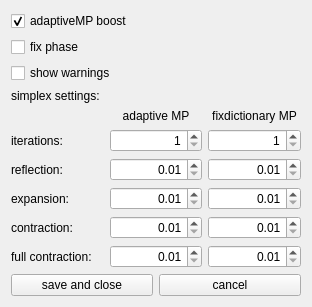
This is examples/matchingPursuit/settingwindow.ui in mne-tools/mne-cpp as Qt 5 draws it before an edit. The edited form follows.
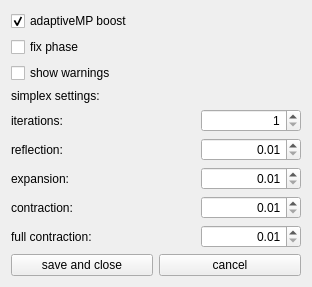
This is the edited form. Icons and pictures are not drawn.

```diff
--- a/examples/matchingPursuit/settingwindow.ui
+++ b/examples/matchingPursuit/settingwindow.ui
@@ -7,7 +7,7 @@
     <x>0</x>
     <y>0</y>
     <width>312</width>
-    <height>270</height>
+    <height>282</height>
    </rect>
   </property>
   <property name="windowTitle">
@@ -53,36 +53,26 @@
    </item>
    <item>
     <layout class="QGridLayout" name="gridLayout">
-     <item row="1" column="1">
-      <widget class="QSpinBox" name="sb_adaptive_iteration">
-       <property name="maximumSize">
-        <size>
-         <width>100</width>
-         <height>16777215</height>
-        </size>
-       </property>
-       <property name="alignment">
-        <set>Qt::AlignRight|Qt::AlignTrailing|Qt::AlignVCenter</set>
-       </property>
-       <property name="minimum">
-        <number>1</number>
-       </property>
-       <property name="maximum">
-        <number>5000</number>
-       </property>
-      </widget>
-     </item>
      <item row="0" column="1">
-      <widget class="QLabel" name="label">
-       <property name="text">
-        <string>adaptive MP</string>
+      <widget class="QSpinBox" name="sb_adaptive_iteration">
+       <property name="maximumSize">
+        <size>
+         <width>100</width>
+         <height>16777215</height>
+        </size>
        </property>
        <property name="alignment">
-        <set>Qt::AlignCenter</set>
+        <set>Qt::AlignRight|Qt::AlignTrailing|Qt::AlignVCenter</set>
+       </property>
+       <property name="minimum">
+        <number>1</number>
+       </property>
+       <property name="maximum">
+        <number>5000</number>
        </property>
       </widget>
      </item>
-     <item row="1" column="0">
+     <item row="0" column="0">
       <widget class="QLabel" name="l_iterations">
        <property name="text">
         <string>iterations:</string>
@@ -92,26 +82,7 @@
        </property>
       </widget>
      </item>
-     <item row="1" column="2">
-      <widget class="QSpinBox" name="sb_fix_iteration">
-       <property name="maximumSize">
-        <size>
-         <width>100</width>
-         <height>16777215</height>
-        </size>
-       </property>
-       <property name="alignment">
-        <set>Qt::AlignRight|Qt::AlignTrailing|Qt::AlignVCenter</set>
-       </property>
-       <property name="minimum">
-        <number>1</number>
-       </property>
-       <property name="maximum">
-        <number>5000</number>
-       </property>
-      </widget>
-     </item>
-     <item row="2" column="0">
+     <item row="1" column="0">
       <widget class="QLabel" name="l_reflection">
        <property name="text">
         <string>reflection:</string>
@@ -121,7 +92,7 @@
        </property>
       </widget>
      </item>
-     <item row="4" column="0">
+     <item row="3" column="0">
       <widget class="QLabel" name="l_contraction">
        <property name="text">
         <string>contraction:</string>
@@ -131,7 +102,7 @@
        </property>
       </widget>
      </item>
-     <item row="3" column="0">
+     <item row="2" column="0">
       <widget class="QLabel" name="l_expansion">
        <property name="text">
         <string>expansion:</string>
@@ -141,17 +112,7 @@
        </property>
       </widget>
      </item>
-     <item row="0" column="2">
-      <widget class="QLabel" name="label_2">
-       <property name="text">
-        <string>fixdictionary MP</string>
-       </property>
-       <property name="alignment">
-        <set>Qt::AlignCenter</set>
-       </property>
-      </widget>
-     </item>
-     <item row="5" column="0">
+     <item row="4" column="0">
       <widget class="QLabel" name="l_fullcontraction">
        <property name="text">
         <string>full contraction:</string>
@@ -161,7 +122,7 @@
        </property>
       </widget>
      </item>
-     <item row="2" column="1">
+     <item row="1" column="1">
       <widget class="QDoubleSpinBox" name="dsb_adaptive_reflection">
        <property name="maximumSize">
         <size>
@@ -181,25 +142,6 @@
       </widget>
      </item>
      <item row="3" column="1">
-      <widget class="QDoubleSpinBox" name="dsb_adaptive_expansion">
-       <property name="maximumSize">
-        <size>
-         <width>100</width>
-         <height>16777215</height>
-        </size>
-       </property>
-       <property name="alignment">
-        <set>Qt::AlignRight|Qt::AlignTrailing|Qt::AlignVCenter</set>
-       </property>
-       <property name="minimum">
-        <double>0.010000000000000</double>
-       </property>
-       <property name="maximum">
-        <double>1.000000000000000</double>
-       </property>
-      </widget>
-     </item>
-     <item row="4" column="1">
       <widget class="QDoubleSpinBox" name="dsb_adaptive_contraction">
        <property name="maximumSize">
         <size>
@@ -218,7 +160,7 @@
        </property>
       </widget>
      </item>
-     <item row="5" column="1">
+     <item row="4" column="1">
       <widget class="QDoubleSpinBox" name="dsb_adaptive_fullcontraction">
        <property name="maximumSize">
         <size>
@@ -237,65 +179,8 @@
        </property>
       </widget>
      </item>
-     <item row="2" column="2">
-      <widget class="QDoubleSpinBox" name="dsb_fix_reflection">
-       <property name="maximumSize">
-        <size>
-         <width>100</width>
-         <height>16777215</height>
-        </size>
-       </property>
-       <property name="alignment">
-        <set>Qt::AlignRight|Qt::AlignTrailing|Qt::AlignVCenter</set>
-       </property>
-       <property name="minimum">
-        <double>0.010000000000000</double>
-       </property>
-       <property name="maximum">
-        <double>1.000000000000000</double>
-       </property>
-      </widget>
-     </item>
-     <item row="3" column="2">
-      <widget class="QDoubleSpinBox" name="dsb_fix_expansion">
-       <property name="maximumSize">
-        <size>
-         <width>100</width>
-         <height>16777215</height>
-        </size>
-       </property>
-       <property name="alignment">
-        <set>Qt::AlignRight|Qt::AlignTrailing|Qt::AlignVCenter</set>
-       </property>
-       <property name="minimum">
-        <double>0.010000000000000</double>
-       </property>
-       <property name="maximum">
-        <double>1.000000000000000</double>
-       </property>
-      </widget>
-     </item>
-     <item row="4" column="2">
-      <widget class="QDoubleSpinBox" name="dsb_fix_contraction">
-       <property name="maximumSize">
-        <size>
-         <width>100</width>
-         <height>16777215</height>
-        </size>
-       </property>
-       <property name="alignment">
-        <set>Qt::AlignRight|Qt::AlignTrailing|Qt::AlignVCenter</set>
-       </property>
-       <property name="minimum">
-        <double>0.010000000000000</double>
-       </property>
-       <property name="maximum">
-        <double>1.000000000000000</double>
-       </property>
-      </widget>
-     </item>
-     <item row="5" column="2">
-      <widget class="QDoubleSpinBox" name="dsb_fix_fullcontraction">
+     <item row="2" column="1">
+      <widget class="QDoubleSpinBox" name="dsb_adaptive_expansion">
        <property name="maximumSize">
         <size>
          <width>100</width>
```
Left out of the diff: 8 changed lines with no effect on the pictures.
